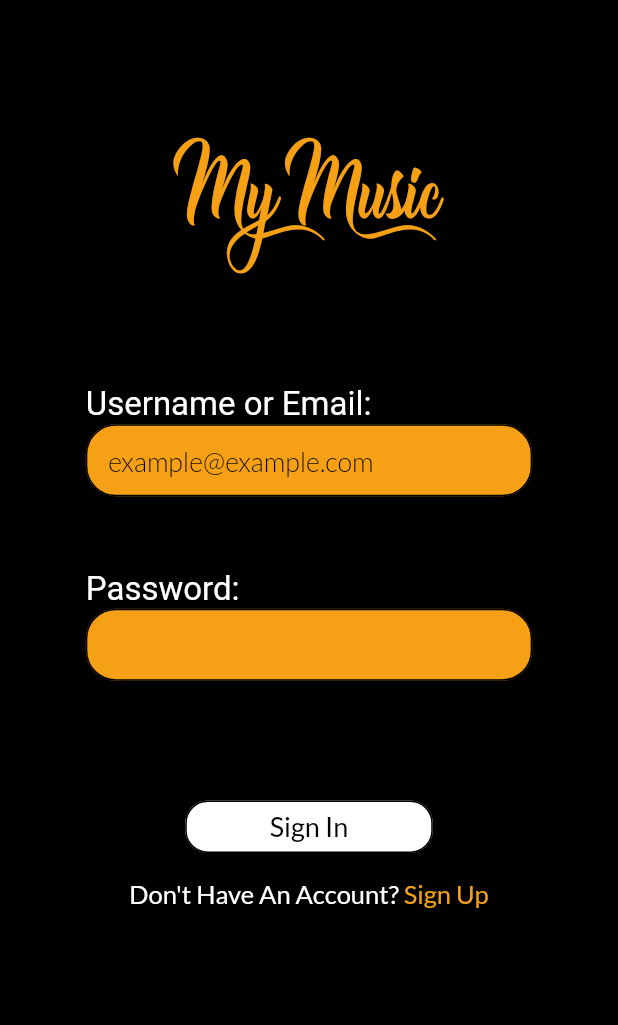
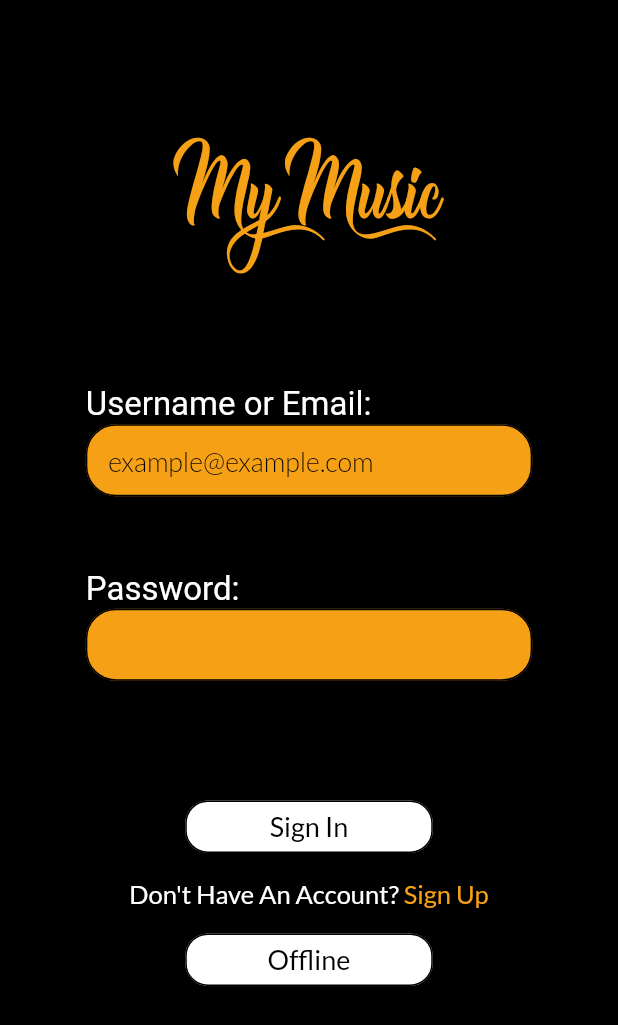
Before and after one commit to sangn2911/MusicApp, a Flutter app: the Login screen opened directly, on a phone screen of 412 x 824 dp. Shown: the top 1025 px of the screen. Run offline on Flutter 3.47's test engine with Material 2 defaults, Android fonts, the phone set to English and light mode, and no system bars; missing offline and left inert: flute_music_player; statements that could not run were skipped.

Commit message:
Read storage

```diff
--- /dev/null
+++ b/lib/ParentWidget.dart
@@ -0,0 +1,19 @@
+
+import 'package:MusicApp/OfflineFeature/mp3Access.dart';
+import 'package:flutter/material.dart';
+
+class ParentdWidget extends InheritedWidget {
+  final Mp3Access fileData;
+  final bool isLoading;
+
+  const ParentdWidget(this.fileData, this.isLoading, child)
+      : super(child: child);
+
+  static ParentdWidget of(BuildContext context) {
+    return context.dependOnInheritedWidgetOfExactType();
+  }
+
+  @override
+  bool updateShouldNotify(ParentdWidget oldWidget) =>
+      fileData != oldWidget.fileData || isLoading != oldWidget.isLoading;
+}
--- a/lib/login.dart
+++ b/lib/login.dart
@@ -1,9 +1,9 @@
+import 'package:MusicApp/OfflineFeature/downloadlist.dart';
+import 'package:MusicApp/ParentWidget.dart';
 import 'package:flutter/material.dart';
 import 'sizeConfig.dart';
 import 'package:MusicApp/Custom/color.dart';
 import 'package:MusicApp/Custom/customIcons.dart';
-//import 'package:flutter_svg/flutter_svg.dart';
-//import 'package:keyboard_avoider/keyboard_avoider.dart';
 
 class Login extends StatelessWidget {
 
@@ -11,6 +11,7 @@ class Login extends StatelessWidget {
   Widget build(BuildContext context) {
     SizeConfig().init(context);
     //SizeConfig().printAllDetail();
+    final rootIW = ParentdWidget.of(context);
     return Scaffold(
       resizeToAvoidBottomPadding: false,
       backgroundColor: Colors.black,
@@ -25,6 +26,8 @@ class Login extends StatelessWidget {
           signInButton(),
           SizedBox(height: SizeConfig.screenHeight*8/640,),
           signUp(),
+          SizedBox(height: SizeConfig.screenHeight*8/640,),
+          offlineButton(context,rootIW),
         ],
       ),
     );
@@ -139,6 +142,7 @@ class Login extends StatelessWidget {
       ),
     );
   }
+
   Widget signUp(){
     return Row(
       mainAxisAlignment: MainAxisAlignment.center,
@@ -169,4 +173,37 @@ class Login extends StatelessWidget {
       ],
     );
   }
+
+
+  Widget offlineButton(BuildContext context,ParentdWidget rootIW){
+    return ButtonTheme(
+      height: 35,
+      minWidth: 165,
+      buttonColor: Colors.white,
+      child: RaisedButton(
+        onPressed: ((){
+          Navigator.push(
+          context,
+          new MaterialPageRoute(
+              builder: (context) => new Downloadlist(rootIW.fileData)
+              )
+          );
+        }),
+        shape: new RoundedRectangleBorder(
+          borderRadius: new BorderRadius.circular(15.0),
+          side: BorderSide(color: Colors.black)
+        ),
+        child: Text(
+          "Offline",
+          style: TextStyle(
+            fontFamily: 'Lato',
+            fontWeight: FontWeight.w400,
+            color: Colors.black,
+            fontSize: 18,
+          ),
+        ),
+      ),
+    );
+  }
+
 }
--- a/lib/musicPlayer.dart
+++ b/lib/musicPlayer.dart
@@ -1,6 +1,7 @@
 import 'package:MusicApp/Custom/color.dart';
 import 'package:flutter/material.dart';
 import 'package:MusicApp/Custom/customIcons.dart';
+import 'package:MusicApp/OfflineFeature/downloadlist.dart';
 // import 'package:flutter_svg/flutter_svg.dart';
 import 'sizeConfig.dart';
 //import 'main.dart';
@@ -117,10 +118,6 @@ class _MusicPlayerState extends State<MusicPlayer> {
   }
 
   Widget imageDecoration(){
-    // return SvgPicture.asset(
-    //   "images/album_1.svg",
-    //   color: ColorCustom.orange,
-    // );
     return Icon(
       IconCustom.album_1,
       size: 185,
--- a/pubspec.yaml
+++ b/pubspec.yaml
@@ -24,7 +24,7 @@ dependencies:
   # Use with the CupertinoIcons class for iOS style icons.
   cupertino_icons: ^0.1.2
   flutter_svg: ^0.17.4
-  keyboard_avoider: ^0.1.2
+  # keyboard_avoider: ^0.1.2
   flute_music_player: ^0.0.6
 
 dev_dependencies:
```
Also changed, not shown: lib/OfflineFeature/downloadlist.dart (+16 -9 lines), lib/main.dart (+7 -5 lines), lib/musicApp.dart (added, +51 -0 lines), 2 other files.
